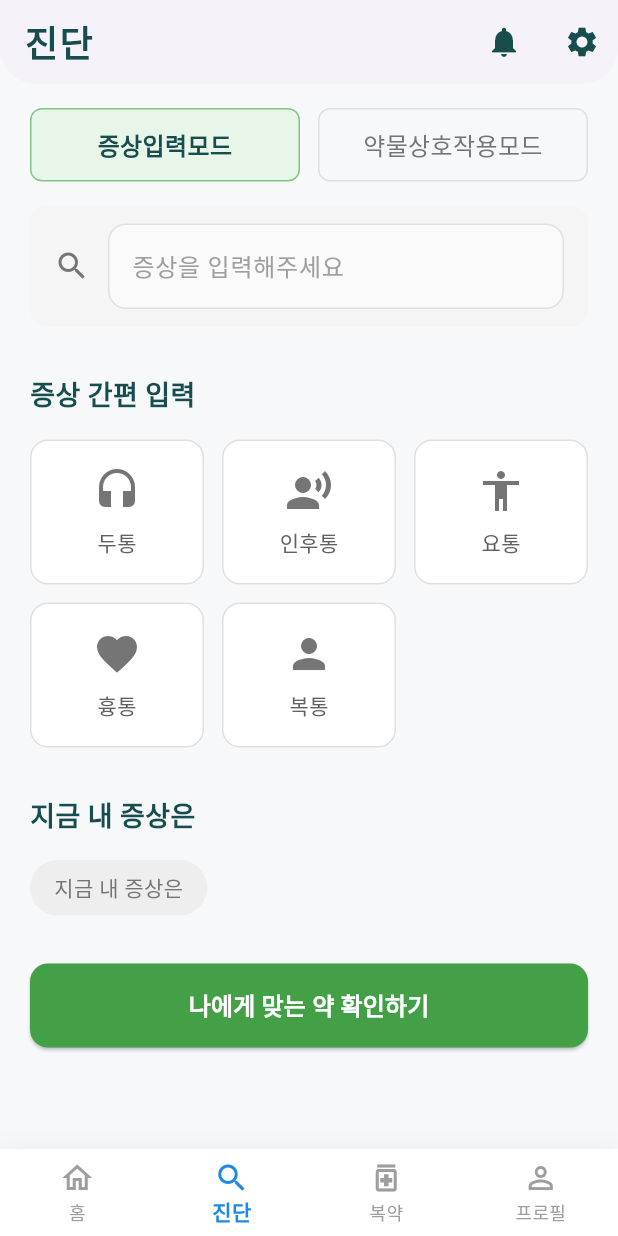
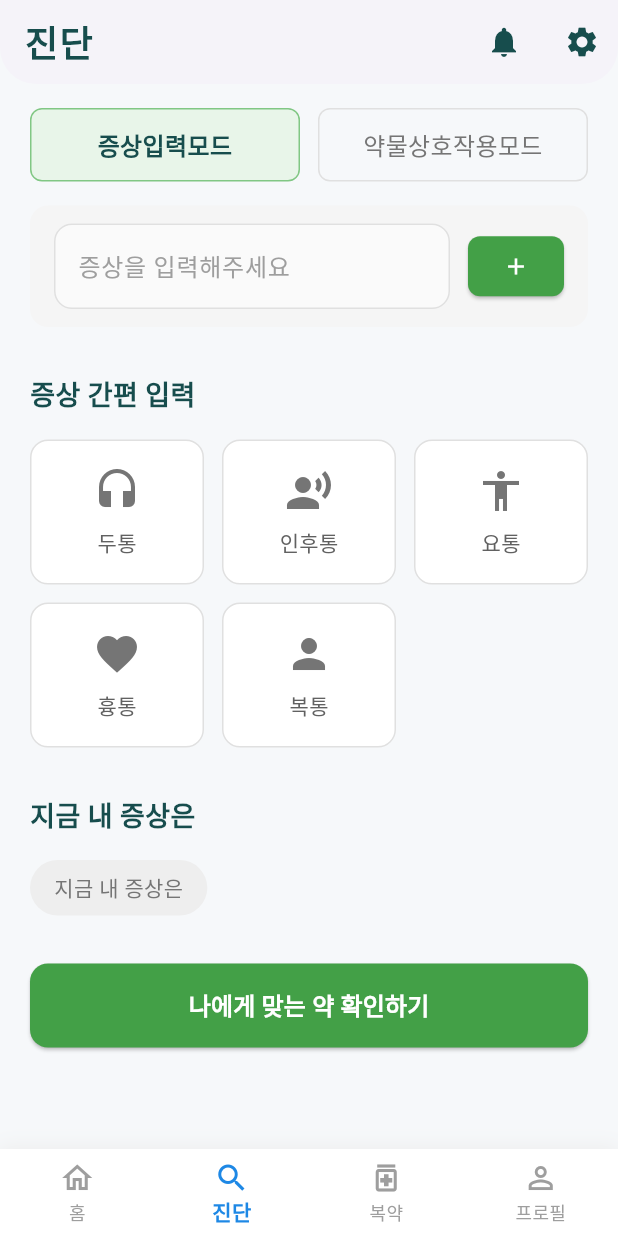
Before and after one commit to KICT2022/frontend, a Flutter app: the SearchScreen screen opened by its route, on a phone screen of 412 x 824 dp. Run offline on Flutter 3.47's test engine with Material 3 defaults, Android fonts, the phone set to English and light mode, and no system bars; our stand-ins replace go_router, shared_preferences; accounts and stored records are empty; Roboto replaces fonts that are missing (NotoSansKR).

Commit message:
증상 입력 필드 추가 및 입력된 증상 처리 기능 구현

```diff
--- a/lib/screens/search_screen.dart
+++ b/lib/screens/search_screen.dart
@@ -27,6 +27,8 @@ class _SearchScreenState extends State<SearchScreen> {
   List<TextEditingController> _drugControllers = [];
   // 입력 검증 메시지
   String? _validationMessage;
+  // 증상 입력 필드 컨트롤러
+  TextEditingController _symptomInputController = TextEditingController();
 
   @override
   void initState() {
@@ -39,6 +41,7 @@ class _SearchScreenState extends State<SearchScreen> {
     for (var controller in _drugControllers) {
       controller.dispose();
     }
+    _symptomInputController.dispose();
     super.dispose();
   }
 
@@ -90,6 +93,18 @@ class _SearchScreenState extends State<SearchScreen> {
         _drugInputCount++;
         _addController();
       });
+    }
+  }
+
+  void _addSymptomFromInput() {
+    final symptom = _symptomInputController.text.trim();
+    if (symptom.isNotEmpty) {
+      final medicationProvider = Provider.of<MedicationProvider>(
+        context,
+        listen: false,
+      );
+      medicationProvider.addSymptom(symptom);
+      _symptomInputController.clear();
     }
   }
 
@@ -300,16 +315,31 @@ class _SearchScreenState extends State<SearchScreen> {
               ),
               child: Row(
                 children: [
-                  Icon(Icons.search, color: Colors.grey.shade600),
-                  const SizedBox(width: 12),
                   Expanded(
                     child: TextField(
+                      controller: _symptomInputController,
                       decoration: const InputDecoration(
                         hintText: '증상을 입력해주세요',
                         border: InputBorder.none,
                         hintStyle: TextStyle(color: Colors.grey),
                       ),
+                      onSubmitted: (value) {
+                        _addSymptomFromInput();
+                      },
                     ),
+                  ),
+                  const SizedBox(width: 12),
+                  ElevatedButton(
+                    onPressed: _addSymptomFromInput,
+                    style: ElevatedButton.styleFrom(
+                      backgroundColor: Colors.green.shade600,
+                      foregroundColor: Colors.white,
+                      padding: const EdgeInsets.all(8),
+                      shape: RoundedRectangleBorder(
+                        borderRadius: BorderRadius.circular(8),
+                      ),
+                    ),
+                    child: const Icon(Icons.add, size: 18),
                   ),
                 ],
               ),
```
